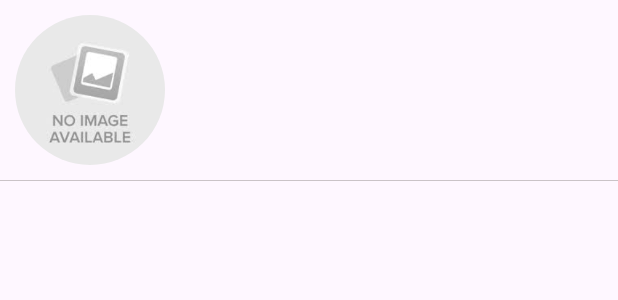
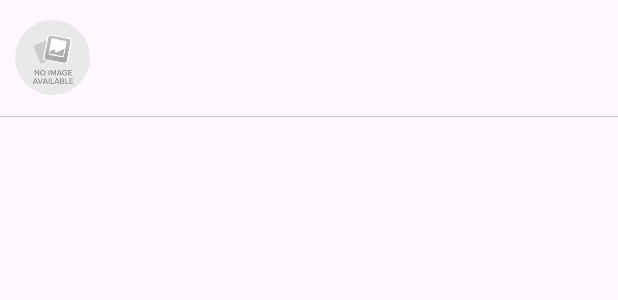
Before and after one commit to tranviethungpv/Music-Player, an Android app: the layout adapter_listsongsearch.xml on its own in the app's theme, with its tools: preview values and no code run, on a phone screen of 412 x 824 dp. Shown: the top 300 px of the screen. Run offline under Robolectric (Android 15) with nearby library versions, the phone set to English and light mode, and no system bars.

Commit message:
Update adapter_listsongsearch.xml

```diff
--- a/app/src/main/res/layout/adapter_listsongsearch.xml
+++ b/app/src/main/res/layout/adapter_listsongsearch.xml
@@ -13,8 +13,8 @@
 
         <de.hdodenhof.circleimageview.CircleImageView
             android:id="@+id/img_song"
-            android:layout_width="@dimen/define_dimen_100"
-            android:layout_height="@dimen/define_dimen_100"
+            android:layout_width="@dimen/define_dimen_50"
+            android:layout_height="@dimen/define_dimen_50"
             android:layout_centerVertical="true"
             android:layout_marginStart="@dimen/define_dimen_10"
             android:src="@drawable/image_no_available"
```
